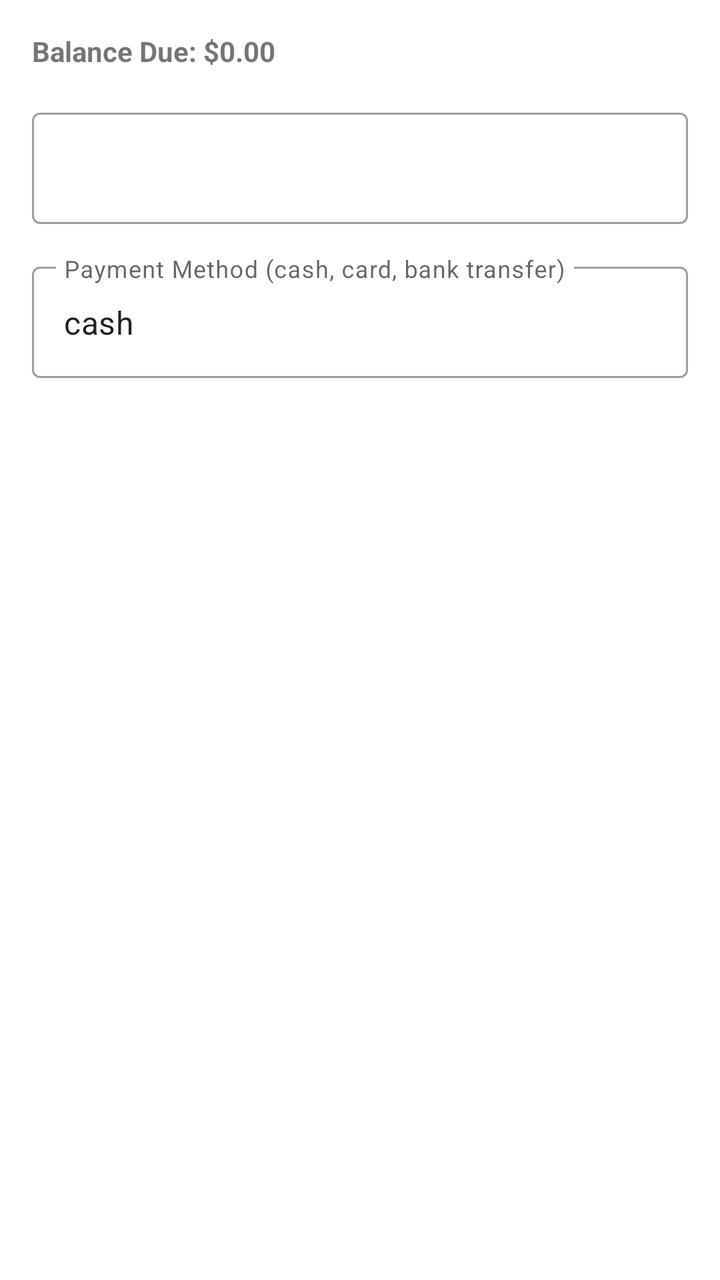
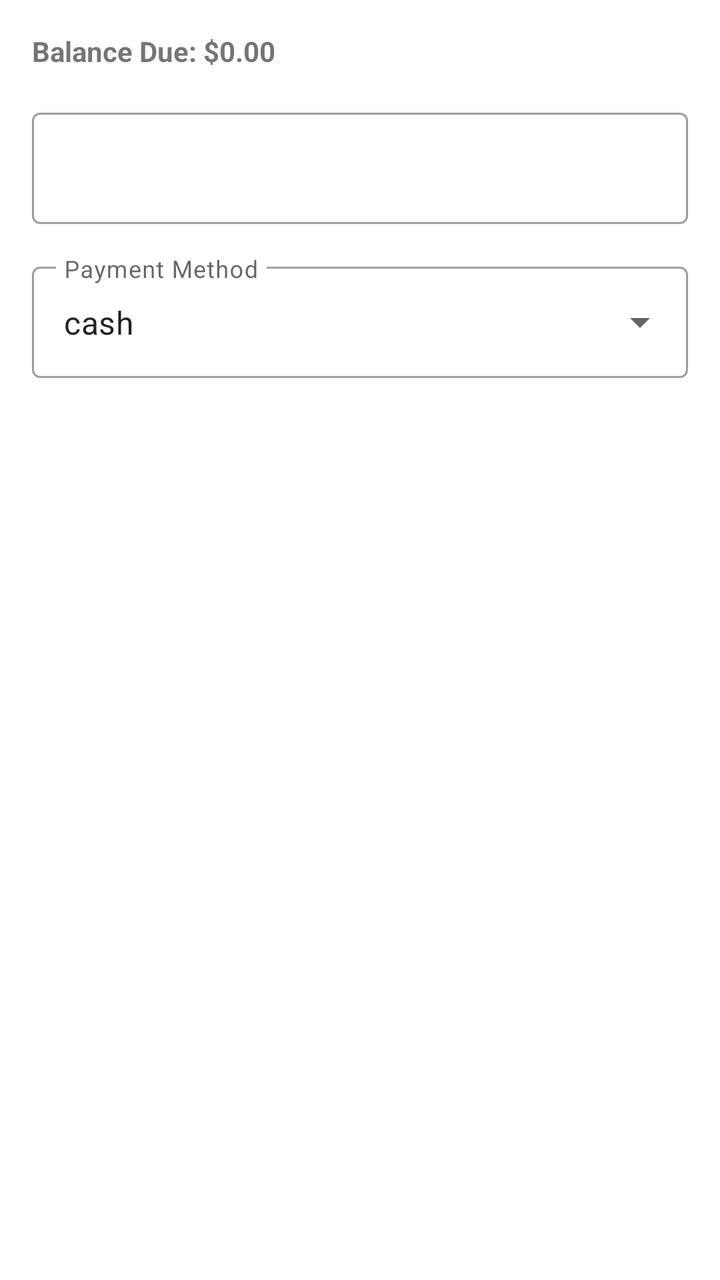

Two renders of the same Android screen: before a commit and after it. Below are the layout's source before the change and the commit's diff.
<!-- AndroidManifest.xml: application theme Theme.InvoiceApp -->
<!-- res/layout/dialog_record_payment.xml -->
<?xml version="1.0" encoding="utf-8"?>
<LinearLayout xmlns:android="http://schemas.android.com/apk/res/android"
    xmlns:app="http://schemas.android.com/apk/res-auto"
    android:layout_width="match_parent"
    android:layout_height="wrap_content"
    android:orientation="vertical"
    android:padding="16dp">

    <TextView
        android:id="@+id/tvBalanceHint"
        android:layout_width="match_parent"
        android:layout_height="wrap_content"
        android:text="Balance Due: $0.00"
        android:textSize="14sp"
        android:textStyle="bold"
        android:layout_marginBottom="16dp" />

    <com.google.android.material.textfield.TextInputLayout
        android:layout_width="match_parent"
        android:layout_height="wrap_content"
        android:layout_marginBottom="16dp"
        style="@style/Widget.MaterialComponents.TextInputLayout.OutlinedBox">

        <com.google.android.material.textfield.TextInputEditText
            android:id="@+id/etAmount"
            android:layout_width="match_parent"
            android:layout_height="wrap_content"
            android:hint=""
            android:inputType="numberDecimal" />

    </com.google.android.material.textfield.TextInputLayout>

    <com.google.android.material.textfield.TextInputLayout
        android:layout_width="match_parent"
        android:layout_height="wrap_content"
        style="@style/Widget.MaterialComponents.TextInputLayout.OutlinedBox">

        <com.google.android.material.textfield.TextInputEditText
            android:id="@+id/etPaymentMethod"
            android:layout_width="match_parent"
            android:layout_height="wrap_content"
            android:hint="Payment Method (cash, card, bank transfer)"
            android:text="cash" />

    </com.google.android.material.textfield.TextInputLayout>

</LinearLayout>
<!-- resources referenced by this layout -->
<resources>
  <style name="Theme.InvoiceApp" parent="Theme.MaterialComponents.DayNight.NoActionBar">
          <item name="colorPrimary">@color/purple_500</item>
          <item name="colorPrimaryVariant">@color/purple_700</item>
          <item name="colorOnPrimary">@color/white</item>
          <item name="colorSecondary">@color/teal_200</item>
          <item name="colorSecondaryVariant">@color/teal_700</item>
          <item name="colorOnSecondary">@color/black</item>
          <item name="android:statusBarColor">?attr/colorPrimaryVariant</item>
      </style>
  <color name="purple_500">#FF6200EE</color>
  <color name="purple_700">#FF3700B3</color>
  <color name="white">#FFFFFFFF</color>
  <color name="teal_200">#FF03DAC5</color>
  <color name="teal_700">#FF018786</color>
  <color name="black">#FF000000</color>
</resources>

<!-- the commit's change to res/layout/dialog_record_payment.xml (unified diff, before → after) -->
@@ -33,13 +33,15 @@
     <com.google.android.material.textfield.TextInputLayout
         android:layout_width="match_parent"
         android:layout_height="wrap_content"
-        style="@style/Widget.MaterialComponents.TextInputLayout.OutlinedBox">
+        android:hint="Payment Method"
+        style="@style/Widget.MaterialComponents.TextInputLayout.OutlinedBox.ExposedDropdownMenu"
+        app:endIconMode="dropdown_menu">
 
-        <com.google.android.material.textfield.TextInputEditText
+        <AutoCompleteTextView
             android:id="@+id/etPaymentMethod"
             android:layout_width="match_parent"
             android:layout_height="wrap_content"
-            android:hint="Payment Method (cash, card, bank transfer)"
+            android:inputType="none"
             android:text="cash" />
 
     </com.google.android.material.textfield.TextInputLayout>
